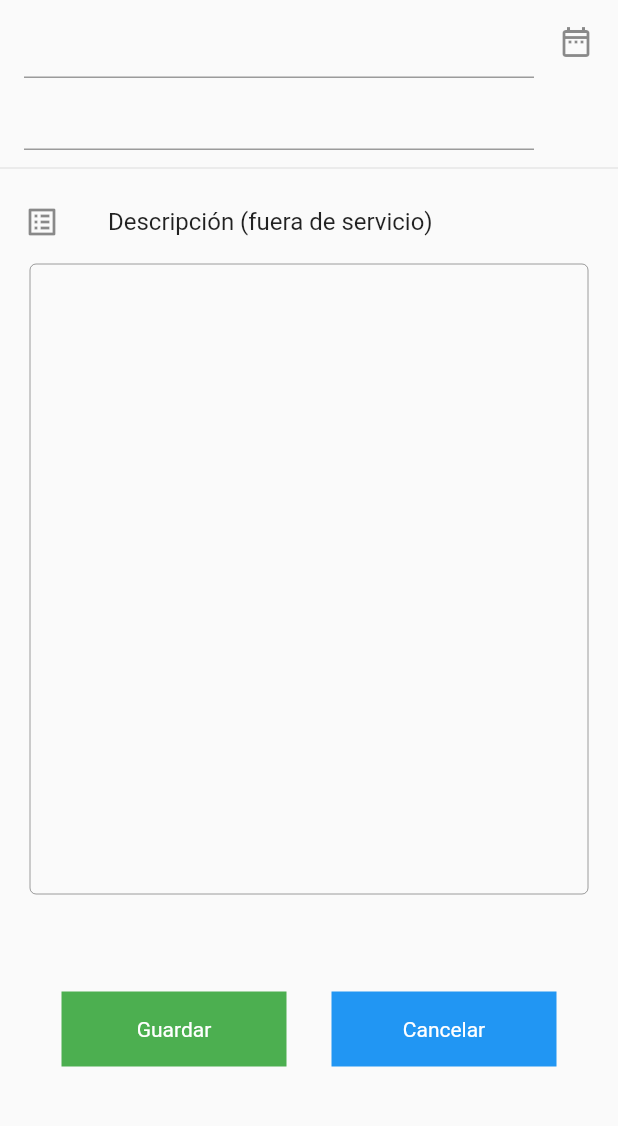
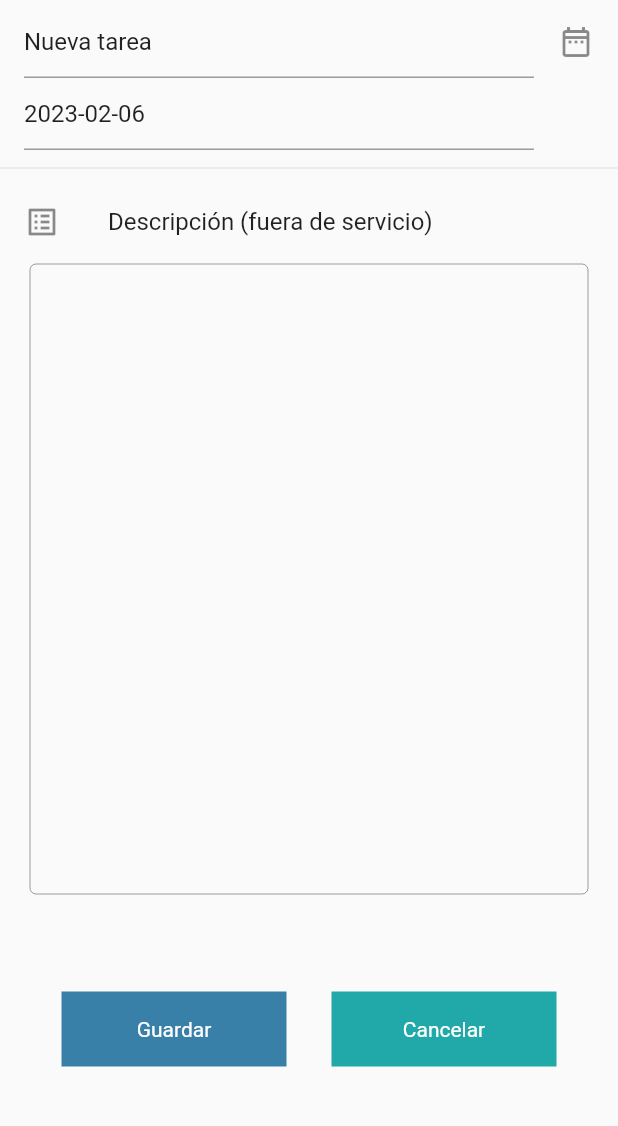
Before and after one commit to Leoonnardo/task_exercise, a Flutter app: the AddTaskScreen screen opened by its route, after a tap on "Cancelar", after a tap on the "add" icon, on a phone screen of 412 x 824 dp, the part 84-1210 px from its top. Run offline on Flutter 3.47's test engine with Material 2 defaults, Android fonts, the phone set to English and light mode, and no system bars; network calls fail.

Commit message:
Funciones terminadas y vistas avanzadas

```diff
--- a/lib/main.dart
+++ b/lib/main.dart
@@ -1,11 +1,8 @@
 import 'package:asigname/src/providers/task.dart';
 import 'package:asigname/src/router/app_routes.dart';
-import 'package:asigname/src/screen/task_complete_screen.dart';
 import 'package:asigname/src/theme/app_theme.dart';
 import 'package:flutter/material.dart';
 import 'package:provider/provider.dart';
-
-import 'src/screen/screen.dart';
 
 void main() => runApp(const MyApp());
 
--- a/lib/src/providers/task.dart
+++ b/lib/src/providers/task.dart
@@ -15,9 +15,9 @@ class Task with ChangeNotifier {
 
   get getCompletedInitial {
     return {
-      "title": "",
+      "title": "Nueva tarea",
       "is_completed": 0,
-      "due_date": ""
+      "due_date": "2023-02-06"
     };
   }
 
--- a/lib/src/screen/add_task_screen.dart
+++ b/lib/src/screen/add_task_screen.dart
@@ -1,4 +1,5 @@
 import 'package:asigname/src/api/api_tasks.dart';
+import 'package:asigname/src/theme/app_theme.dart';
 import 'package:flutter/material.dart';
 import 'package:provider/provider.dart';
 
@@ -20,6 +21,9 @@ class _AddTaskScreenState extends State<AddTaskScreen> {
   Widget build(BuildContext context) {
     final providerData = Provider.of<Task>(context);
     Map data = providerData.getCompletedInitial;
+    title.text = data["title"];
+    date.text = data["due_date"];
+
 
     return Scaffold(
         appBar: AppBar(
@@ -31,6 +35,7 @@ class _AddTaskScreenState extends State<AddTaskScreen> {
               ListTile(
                 title: TextField(
                   controller: title,
+
                   // decoration: InputDecoration(border: OutlineInputBorder()),
                   maxLines: 1,
                   onChanged: ((value) {
@@ -66,18 +71,19 @@ class _AddTaskScreenState extends State<AddTaskScreen> {
                 child: Row(
                   mainAxisAlignment: MainAxisAlignment.center,
                   children: [
-                    buttonWidget("Guardar", Colors.green, () async {
+                    buttonWidget("Guardar", AppTheme.primary, () async {
                       providerData.setCompleted = data;
-                      print("La data: $data");
+                      // print("La data: $data");
                       await addTaskAppi({
                         "token": "Leonardo",
                         "title": data["title"],
                         "is_completed": data["is_completed"],
                         "due_date": data["due_date"]
                       });
+                      // ignore: use_build_context_synchronously
                       Navigator.popAndPushNamed(context, "HomeScreen");
                     }),
-                    buttonWidget("Cancelar", Colors.blue, (){
+                    buttonWidget("Cancelar", AppTheme.secundary, () {
                       Navigator.popAndPushNamed(context, "HomeScreen");
                     })
                   ],
--- a/lib/src/screen/home_screen.dart
+++ b/lib/src/screen/home_screen.dart
@@ -18,7 +18,7 @@ class _HomeScreenState extends State<HomeScreen> {
         title: const Text("T a r e a s"),
       ),
       body: FutureBuilder(
-        initialData: [],
+        initialData: const [],
         future: taskAppi(),
         builder: ((context, AsyncSnapshot snapshot) {
           List tradeData = snapshot.data;
--- a/lib/src/widgets/cards_menu.dart
+++ b/lib/src/widgets/cards_menu.dart
@@ -20,7 +20,6 @@ class RefreshWidget extends StatefulWidget {
 
 class _RefreshWidgetState extends State<RefreshWidget> {
   final List _iSChecked = [];
-  final List _taskComplete = [];
 
   bool completeBool(data) {
     if (data == 1) {
@@ -43,13 +42,13 @@ class _RefreshWidgetState extends State<RefreshWidget> {
     final providerData = Provider.of<Task>(context);
     return RefreshIndicator(
         child: ListView.separated(
-            separatorBuilder: ((context, index) => Divider()),
+            separatorBuilder: ((context, index) => const Divider()),
             itemBuilder: ((context, index) {
               _iSChecked.add([
                 widget.tradeData[index]["id"],
                 widget.tradeData[index]["is_completed"]
               ]);
-              print(_iSChecked);
+              // print(_iSChecked);
               return Card(
                 child: Column(
                   children: [
@@ -57,7 +56,7 @@ class _RefreshWidgetState extends State<RefreshWidget> {
                       ListTile(
                         title: Text(
                           widget.tradeData[index]["title"],
-                          style: TextStyle(color: Colors.white),
+                          style: const TextStyle(color: Colors.white),
                         ),
                         trailing: Checkbox(
                             activeColor: AppTheme.primary,
@@ -78,7 +77,7 @@ class _RefreshWidgetState extends State<RefreshWidget> {
                           // _taskComplete.add(taskAppiId(widget.tradeData[index]["id"]));
                           // providerData.isCompleted = _taskComplete[0];
                           providerData.setCompleted = widget.tradeData[index];
-                          print(providerData.getCompleted);
+                          // print(providerData.getCompleted);
                           // print(providerData.getCompleted);
                           Navigator.popAndPushNamed(context, "TaskScreen");
                         },
```
Also changed, not shown: lib/src/api/api_tasks.dart (+5 -5 lines), lib/src/screen/task_complete_screen.dart (+5 -4 lines).
